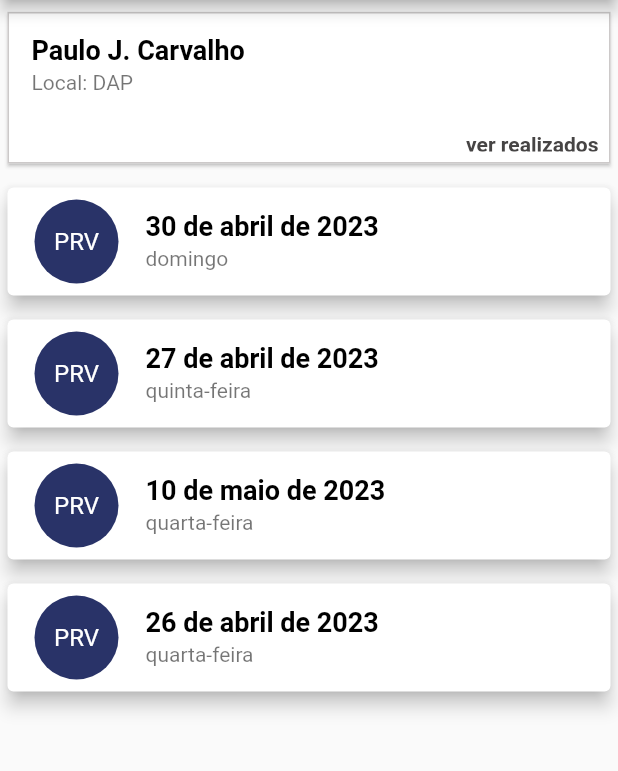
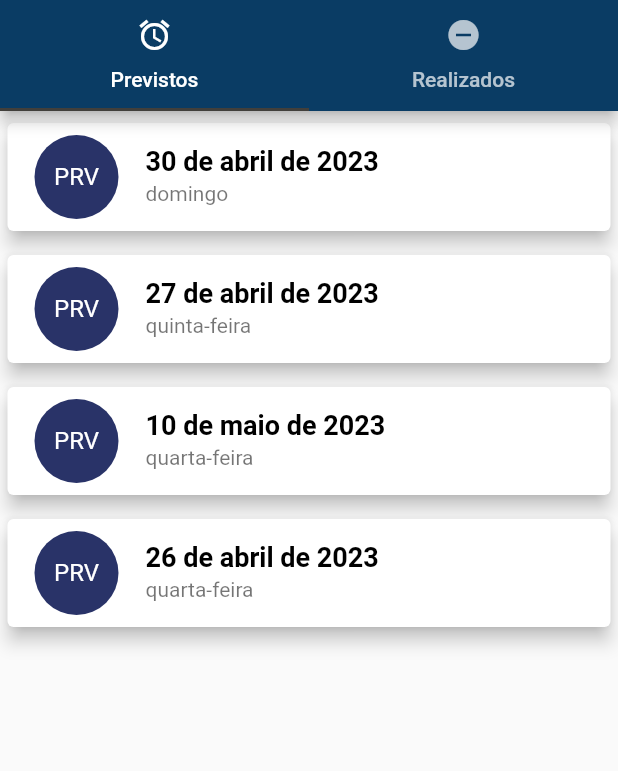
Before and after one commit to pjcarvalho21/plantao_mob, a Flutter app: the screen it shows after launch, on a phone screen of 412 x 824 dp, the part 84-855 px from its top. Run offline on Flutter 3.47's test engine with Material 2 defaults, Android fonts, the phone set to English and light mode, and no system bars; Roboto replaces fonts that are missing (OpenSans, OpensSans).

Commit message:
novo estilo tela TAB

```diff
--- a/lib/main.dart
+++ b/lib/main.dart
@@ -1,9 +1,7 @@
 import 'package:flutter/material.dart';
 import 'package:flutter_localizations/flutter_localizations.dart';
-import 'package:plantao_mob/screen/plantao_realizado_screen.dart';
-import 'components/plantao_list_previstos.dart';
-import 'components/plantonista.dart';
-import 'model/plantao.dart';
+import 'utils/app_routes.dart';
+import 'screen/tabs_screen.dart';
 
 main() => runApp(PlantaoApp());
 
@@ -13,8 +11,7 @@ class PlantaoApp extends StatelessWidget {
   @override
   Widget build(BuildContext context) {
     return MaterialApp(
-      home: const MyHomePage(),
-      theme: tema.copyWith(
+       theme: tema.copyWith(
         colorScheme: tema.colorScheme.copyWith(
           primary: const Color.fromARGB(255, 10, 60, 100),
           secondary: const Color.fromARGB(255, 65, 63, 59),
@@ -44,90 +41,9 @@ class PlantaoApp extends StatelessWidget {
         GlobalWidgetsLocalizations.delegate
       ],
       supportedLocales: const [Locale('pt', 'BR')],
-      routes: {'/plantao-lista': (context) => const PlantaoRealizadoScreen()},
+      routes: {
+        AppRoutes.home:(context) => const TabsScreen(),
+        },
     );
   }
 }
-
-class MyHomePage extends StatefulWidget {
-  const MyHomePage({Key? key}) : super(key: key);
-  @override
-  State<MyHomePage> createState() => _MyHomePageState();
-}
-
-class _MyHomePageState extends State<MyHomePage> {
-  //final List<Plantao> _plantoes = [];
-
-  final _plantoes = [
-    Plantao(
-      id: 1,
-      data: DateTime.now().add(const Duration(days: 5)),
-      local: "DAP",
-      plantonista: 'Paulo J. Carvalho',
-      tipoPlantonista: 'Servidor DAP',
-    ),
-    Plantao(
-      id: 2,
-      data: DateTime.now(),
-      local: "DAP",
-      plantonista: 'Paulo J. Carvalho',
-      tipoPlantonista: 'Servidor DAP',
-    ),
-    Plantao(
-      id: 2,
-      data: DateTime.now().add(const Duration(days: -20)),
-      local: "DAP",
-      plantonista: 'Paulo J. Carvalho',
-      tipoPlantonista: 'Servidor DAP',
-    ),
-    Plantao(
-      id: 2,
-      data: DateTime.now().add(const Duration(days: 2)),
-      local: "DAP",
-      plantonista: 'Paulo J. Carvalho',
-      tipoPlantonista: 'Servidor DAP',
-    ),
-    Plantao(
-      id: 2,
-      data: DateTime.now().add(const Duration(days: -15)),
-      local: "DAP",
-      plantonista: 'Paulo J. Carvalho',
-      tipoPlantonista: 'Servidor DAP',
-    ),
-    Plantao(
-      id: 2,
-      data: DateTime.now().add(const Duration(days: 15)),
-      local: "DAP",
-      plantonista: 'Paulo J. Carvalho',
-      tipoPlantonista: 'Servidor DAP',
-    ),
-    Plantao(
-      id: 2,
-      data: DateTime.now().add(const Duration(days: 1)),
-      local: "DAP",
-      plantonista: 'Paulo J. Carvalho',
-      tipoPlantonista: 'Servidor DAP',
-    ),
-  ];
-
-  @override
-  Widget build(BuildContext context) {
-    return Scaffold(
-      appBar: AppBar(
-        title: const Text('Meus Plantões'),
-      ),
-      body: SingleChildScrollView(
-        child: Column(
-          crossAxisAlignment: CrossAxisAlignment.stretch,
-          children: [
-            Plantonista(
-              plantoes: _plantoes,
-              tipoLista: "ver realizados",
-            ),
-            PlantaoListPrevistos(plantoes: _plantoes),
-          ],
-        ),
-      ),
-    );
-  }
-}
--- /dev/null
+++ b/lib/screen/plantao_previsto_screan.dart
@@ -0,0 +1,35 @@
+import 'package:flutter/material.dart';
+import '../components/plantao_list_previstos.dart';
+
+import '../model/plantao.dart';
+
+// ignore: must_be_immutable
+class PlantaoPrevistoScreen extends StatelessWidget {
+    List<Plantao> plantoes = [];
+    PlantaoPrevistoScreen({super.key, required this.plantoes});
+
+
+  List<Plantao> _selectPlantoesRealizados(BuildContext context) {
+
+    List<Plantao> plantoesPrevistos = [];
+    plantoesPrevistos.addAll(plantoes);
+    plantoesPrevistos.retainWhere((element) {
+      return element.data.isAfter(DateTime.now());
+    });
+    return plantoesPrevistos;
+  }
+
+  @override
+  Widget build(BuildContext context) {
+    return SingleChildScrollView(
+        child: Column(
+          crossAxisAlignment: CrossAxisAlignment.stretch,
+          children: [
+
+            PlantaoListPrevistos(plantoes: _selectPlantoesRealizados(context)),
+          ],
+        ),
+      );
+
+  }
+}
--- a/lib/screen/plantao_realizado_screen.dart
+++ b/lib/screen/plantao_realizado_screen.dart
@@ -1,14 +1,15 @@
 import 'package:flutter/material.dart';
 import '../components/plantao_list_realizados.dart';
-import '../components/plantonista.dart';
 import '../model/plantao.dart';
 
+// ignore: must_be_immutable
 class PlantaoRealizadoScreen extends StatelessWidget {
-  const PlantaoRealizadoScreen({super.key});
+    List<Plantao> plantoes = [];
+    PlantaoRealizadoScreen({super.key, required this.plantoes});
+
 
   List<Plantao> _selectPlantoesRealizados(BuildContext context) {
-    final List<Plantao> plantoes =
-        ModalRoute.of(context)!.settings.arguments as List<Plantao>;
+
 
     List<Plantao> plantoesRealizados = [];
     plantoesRealizados.addAll(plantoes);
@@ -20,20 +21,15 @@ class PlantaoRealizadoScreen extends StatelessWidget {
 
   @override
   Widget build(BuildContext context) {
-    return Scaffold(
-      appBar: AppBar(
-        title: const Text('Meus Plantões'),
-      ),
-      body: SingleChildScrollView(
+    return  SingleChildScrollView(
         child: Column(
           crossAxisAlignment: CrossAxisAlignment.stretch,
           children: [
-            Plantonista(
-                plantoes: _selectPlantoesRealizados(context), tipoLista: ""),
+
             PlantaoListRealizados(plantoes: _selectPlantoesRealizados(context)),
           ],
         ),
-      ),
-    );
+      );
+
   }
 }
--- /dev/null
+++ b/lib/screen/tabs_screen.dart
@@ -0,0 +1,93 @@
+
+
+import 'package:flutter/material.dart';
+import 'plantao_previsto_screan.dart';
+import 'plantao_realizado_screen.dart';
+import '../model/plantao.dart';
+
+class TabsScreen extends StatelessWidget {
+  const TabsScreen({super.key});
+
+  @override
+  Widget build(BuildContext context) {
+      List<Plantao> plantoes = [
+    Plantao(
+      id: 1,
+      data: DateTime.now().add(const Duration(days: 5)),
+      local: "DAP",
+      plantonista: 'Paulo J. Carvalho',
+      tipoPlantonista: 'Servidor DAP',
+    ),
+    Plantao(
+      id: 2,
+      data: DateTime.now(),
+      local: "DAP",
+      plantonista: 'Paulo J. Carvalho',
+      tipoPlantonista: 'Servidor DAP',
+    ),
+    Plantao(
+      id: 2,
+      data: DateTime.now().add(const Duration(days: -20)),
+      local: "DAP",
+      plantonista: 'Paulo J. Carvalho',
+      tipoPlantonista: 'Servidor DAP',
+    ),
+    Plantao(
+      id: 2,
+      data: DateTime.now().add(const Duration(days: 2)),
+      local: "DAP",
+      plantonista: 'Paulo J. Carvalho',
+      tipoPlantonista: 'Servidor DAP',
+    ),
+    Plantao(
+      id: 2,
+      data: DateTime.now().add(const Duration(days: -15)),
+      local: "DAP",
+      plantonista: 'Paulo J. Carvalho',
+      tipoPlantonista: 'Servidor DAP',
+    ),
+    Plantao(
+      id: 2,
+      data: DateTime.now().add(const Duration(days: 15)),
+      local: "DAP",
+      plantonista: 'Paulo J. Carvalho',
+      tipoPlantonista: 'Servidor DAP',
+    ),
+    Plantao(
+      id: 2,
+      data: DateTime.now().add(const Duration(days: 1)),
+      local: "DAP",
+      plantonista: 'Paulo J. Carvalho',
+      tipoPlantonista: 'Servidor DAP',
+    ),
+  ];
+    return DefaultTabController(
+      length: 2,
+      child: Scaffold(
+        appBar: AppBar(
+          title:const Text("Meus Plantões"),
+          bottom:  TabBar(
+            indicatorColor: Theme.of(context).colorScheme.secondary,
+            tabs: const [
+              Tab(
+                icon: Icon(Icons.access_alarm),
+                text: "Previstos",
+                ),
+              Tab(
+                icon: Icon(Icons.remove_circle_sharp),
+                text: "Realizados",
+                ),
+            ],
+            ),
+           ),
+           body:TabBarView(
+            children: [
+               PlantaoPrevistoScreen(plantoes: plantoes),
+               PlantaoRealizadoScreen(plantoes: plantoes)
+            ],),
+            ),
+
+
+      );
+  }
+}
--- /dev/null
+++ b/lib/utils/app_routes.dart
@@ -0,0 +1,5 @@
+class AppRoutes {
+  static const home = '/';
+  static const plantaoLista = '/plantao-lista';
+
+}
```
